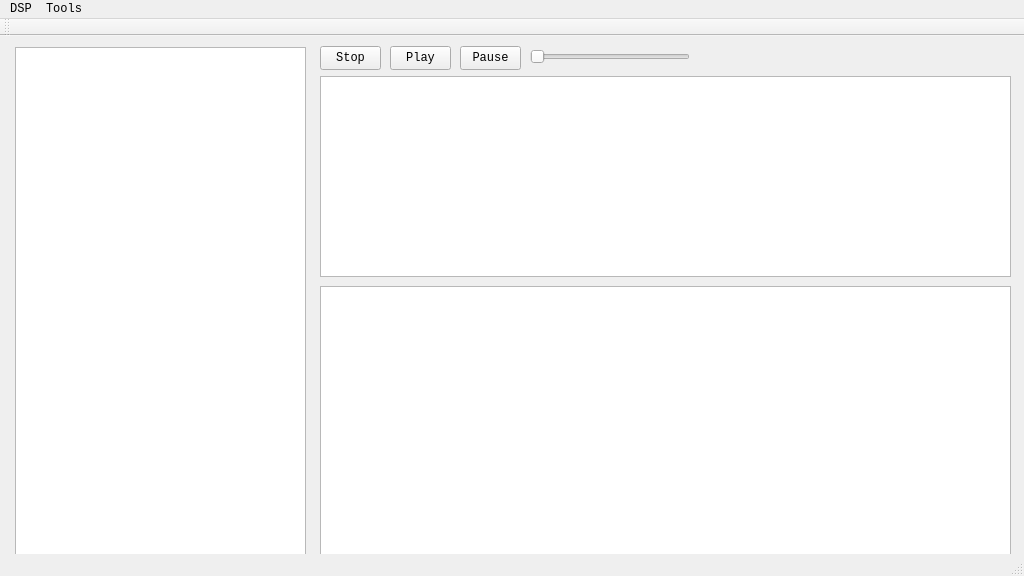
Qt form ASQt/ASQt.ui (YuheiKashima/Audio) before a commit.
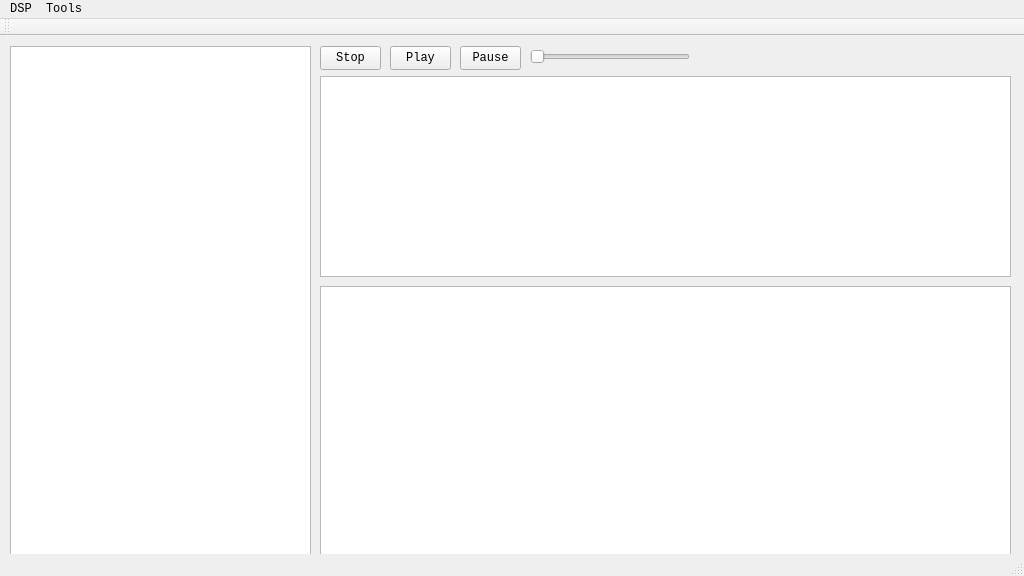
The same form after that commit.

Patch:
```diff
--- a/ASQt/ASQt.ui
+++ b/ASQt/ASQt.ui
@@ -34,19 +34,6 @@
    <string>ASQt</string>
   </property>
   <widget class="QWidget" name="m_CentralWidget">
-   <widget class="QTreeView" name="m_MusicExplorer">
-    <property name="geometry">
-     <rect>
-      <x>15</x>
-      <y>11</y>
-      <width>291</width>
-      <height>511</height>
-     </rect>
-    </property>
-    <property name="headerHidden">
-     <bool>false</bool>
-    </property>
-   </widget>
    <widget class="QTextBrowser" name="m_InfoViewer">
     <property name="geometry">
      <rect>
@@ -119,6 +106,22 @@
      </rect>
     </property>
    </widget>
+   <widget class="QTreeView" name="m_MusicExplorer">
+    <property name="geometry">
+     <rect>
+      <x>10</x>
+      <y>10</y>
+      <width>301</width>
+      <height>511</height>
+     </rect>
+    </property>
+    <property name="verticalScrollBarPolicy">
+     <enum>Qt::ScrollBarAlwaysOff</enum>
+    </property>
+    <property name="horizontalScrollBarPolicy">
+     <enum>Qt::ScrollBarAlwaysOff</enum>
+    </property>
+   </widget>
   </widget>
   <widget class="QStatusBar" name="m_StatusBar"/>
   <widget class="QToolBar" name="m_MainToolBar">
```
Left out of the diff: 31 changed lines with no effect on the pictures.
